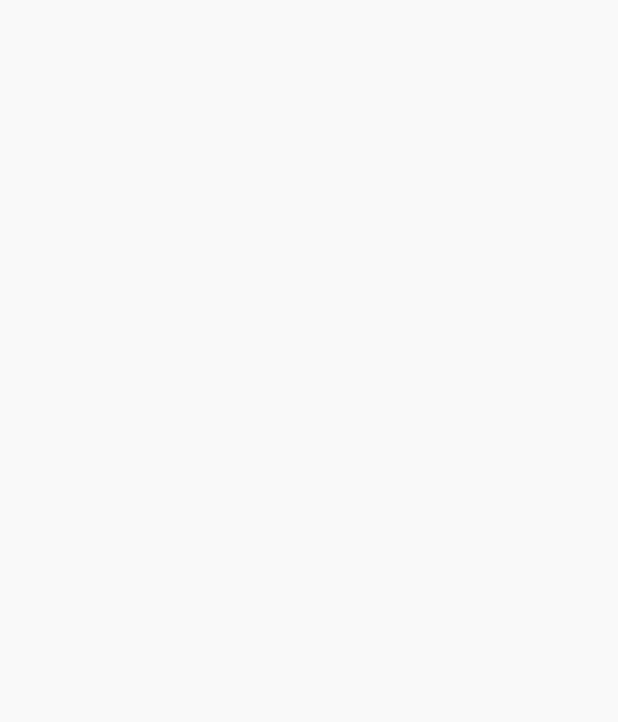
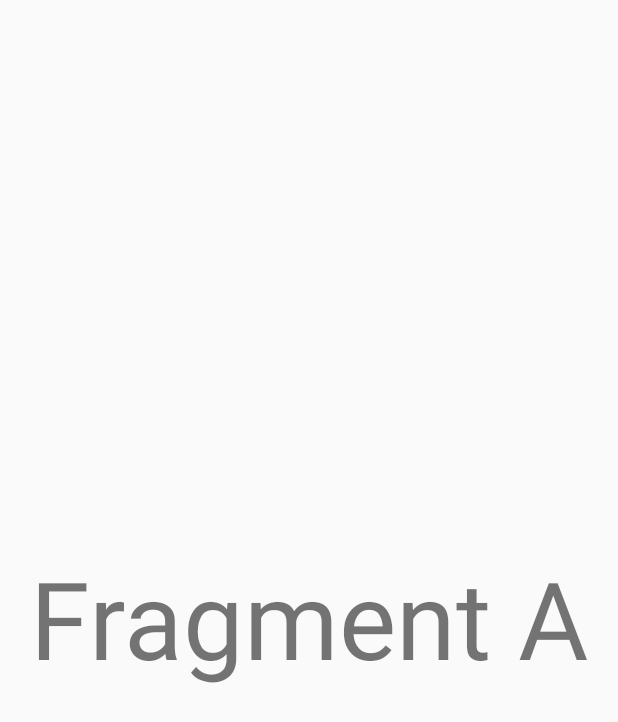
Before and after one commit to AlexGladkov/loftmoney-2, an Android app: the screen it shows after launch (MainActivity), on a phone screen of 412 x 824 dp. Before the commit the part shown is empty. Shown: the top 722 px of the screen. Run offline under Robolectric (Android 15) with nearby library versions, the phone set to English and light mode, and no system bars.

Commit message:
lesson done

```diff
--- /dev/null
+++ b/app/src/main/java/com/agladkov/loftmoney/BaseRouter.java
@@ -0,0 +1,7 @@
+package com.agladkov.loftmoney;
+
+import androidx.fragment.app.Fragment;
+
+public interface BaseRouter {
+    void routeTo(Fragment fragment);
+}
--- /dev/null
+++ b/app/src/main/java/com/agladkov/loftmoney/FragmentA.java
@@ -0,0 +1,37 @@
+package com.agladkov.loftmoney;
+
+import android.os.Bundle;
+import android.view.LayoutInflater;
+import android.view.View;
+import android.view.ViewGroup;
+
+import androidx.annotation.NonNull;
+import androidx.annotation.Nullable;
+import androidx.fragment.app.Fragment;
+
+public class FragmentA extends Fragment {
+
+    @Nullable
+    @Override
+    public View onCreateView(@NonNull LayoutInflater inflater,
+                             @Nullable ViewGroup container,
+                             @Nullable Bundle savedInstanceState) {
+        return inflater.inflate(R.layout.fragment_a, container, false);
+    }
+
+    @Override
+    public void onViewCreated(@NonNull View view, @Nullable Bundle savedInstanceState) {
+        super.onViewCreated(view, savedInstanceState);
+
+        view.findViewById(R.id.titleView).setOnClickListener(v -> {
+            if (getActivity() instanceof BaseRouter) {
+                Fragment fragmentB = new FragmentB();
+                Bundle params = new Bundle();
+                MoneyClass moneyClass = new MoneyClass("Income", "3000");
+                params.putParcelable("HELLO_KEY", moneyClass);
+                fragmentB.setArguments(params);
+                ((BaseRouter) getActivity()).routeTo(fragmentB);
+            }
+        });
+    }
+}
--- /dev/null
+++ b/app/src/main/java/com/agladkov/loftmoney/MainActivity.java
@@ -0,0 +1,26 @@
+package com.agladkov.loftmoney;
+
+import android.os.Bundle;
+
+import androidx.annotation.Nullable;
+import androidx.appcompat.app.AppCompatActivity;
+import androidx.fragment.app.Fragment;
+
+public class MainActivity extends AppCompatActivity implements BaseRouter {
+
+    @Override
+    protected void onCreate(@Nullable Bundle savedInstanceState) {
+        super.onCreate(savedInstanceState);
+        setContentView(R.layout.activity_main);
+
+        routeTo(new FragmentA());
+    }
+
+    @Override
+    public void routeTo(Fragment fragment) {
+        getSupportFragmentManager()
+                .beginTransaction()
+                .replace(R.id.containerView, fragment)
+                .commit();
+    }
+}
--- a/app/src/main/java/com/agladkov/loftmoney/MainActivity.kt
+++ /dev/null
@@ -1,12 +0,0 @@
-package com.agladkov.loftmoney
-
-import android.os.Bundle
-import androidx.appcompat.app.AppCompatActivity
-
-class MainActivity: AppCompatActivity() {
-
-    override fun onCreate(savedInstanceState: Bundle?) {
-        super.onCreate(savedInstanceState)
-        setContentView(R.layout.activity_main)
-    }
-}
--- a/app/src/main/res/layout/activity_main.xml
+++ b/app/src/main/res/layout/activity_main.xml
@@ -1,9 +1,14 @@
 <?xml version="1.0" encoding="utf-8"?>
-<androidx.constraintlayout.widget.ConstraintLayout xmlns:android="http://schemas.android.com/apk/res/android"
+<FrameLayout xmlns:android="http://schemas.android.com/apk/res/android"
     xmlns:app="http://schemas.android.com/apk/res-auto"
     xmlns:tools="http://schemas.android.com/tools"
     android:layout_width="match_parent"
     android:layout_height="match_parent"
     tools:context=".MainActivity">
 
-</androidx.constraintlayout.widget.ConstraintLayout>
+    <FrameLayout
+        android:id="@+id/containerView"
+        android:layout_width="match_parent"
+        android:layout_height="match_parent" />
+
+</FrameLayout>
--- /dev/null
+++ b/app/src/main/res/layout/fragment_a.xml
@@ -0,0 +1,13 @@
+<?xml version="1.0" encoding="utf-8"?>
+<FrameLayout xmlns:android="http://schemas.android.com/apk/res/android"
+    android:layout_width="match_parent" android:layout_height="match_parent">
+
+    <TextView
+        android:id="@+id/titleView"
+        android:layout_width="wrap_content"
+        android:layout_height="wrap_content"
+        android:text="@string/title_fragment_a"
+        android:textSize="72sp"
+        android:layout_gravity="center" />
+
+</FrameLayout>
--- a/app/src/main/res/values/strings.xml
+++ b/app/src/main/res/values/strings.xml
@@ -9,4 +9,6 @@
     <string name="fill_fields">Please fill all fields</string>
     <string name="success_added">Income was successfully added</string>
     <string name="action_login">Войти</string>
+    <string name="title_fragment_a">Fragment A</string>
+    <string name="title_fragment_b">Fragment B</string>
 </resources>
```
Also changed, not shown: app/src/main/java/com/agladkov/loftmoney/FragmentB.java (added, +35 -0 lines), app/src/main/java/com/agladkov/loftmoney/MoneyClass.java (added, +53 -0 lines), app/src/main/res/layout/fragment_b.xml (added, +13 -0 lines).
